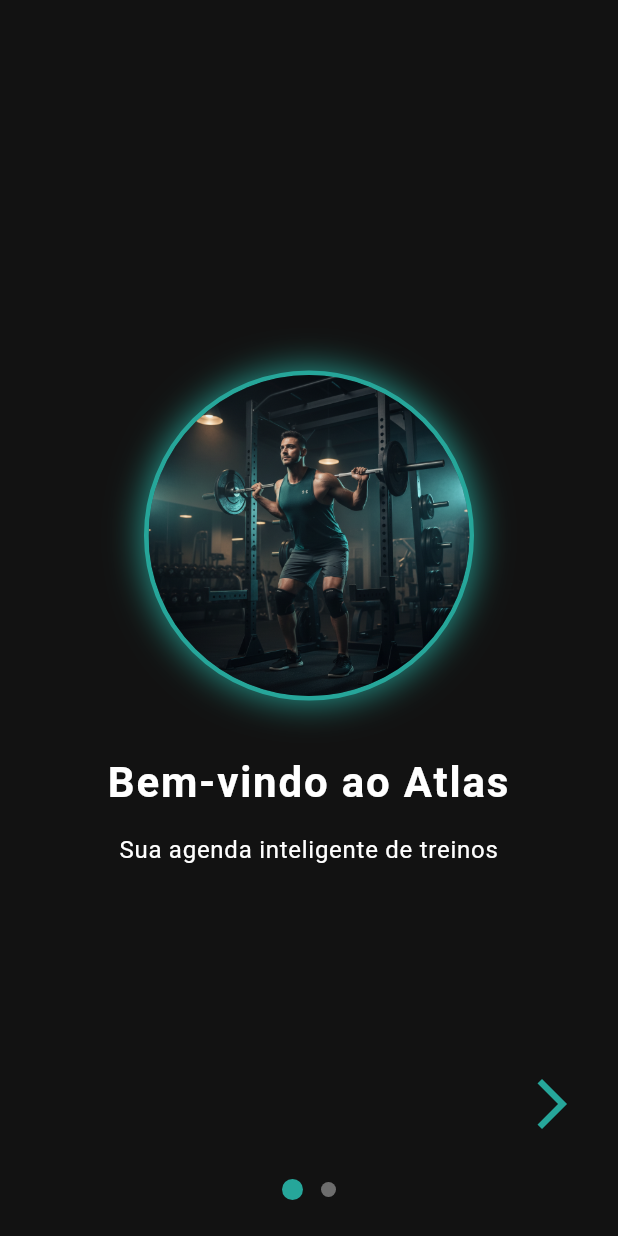
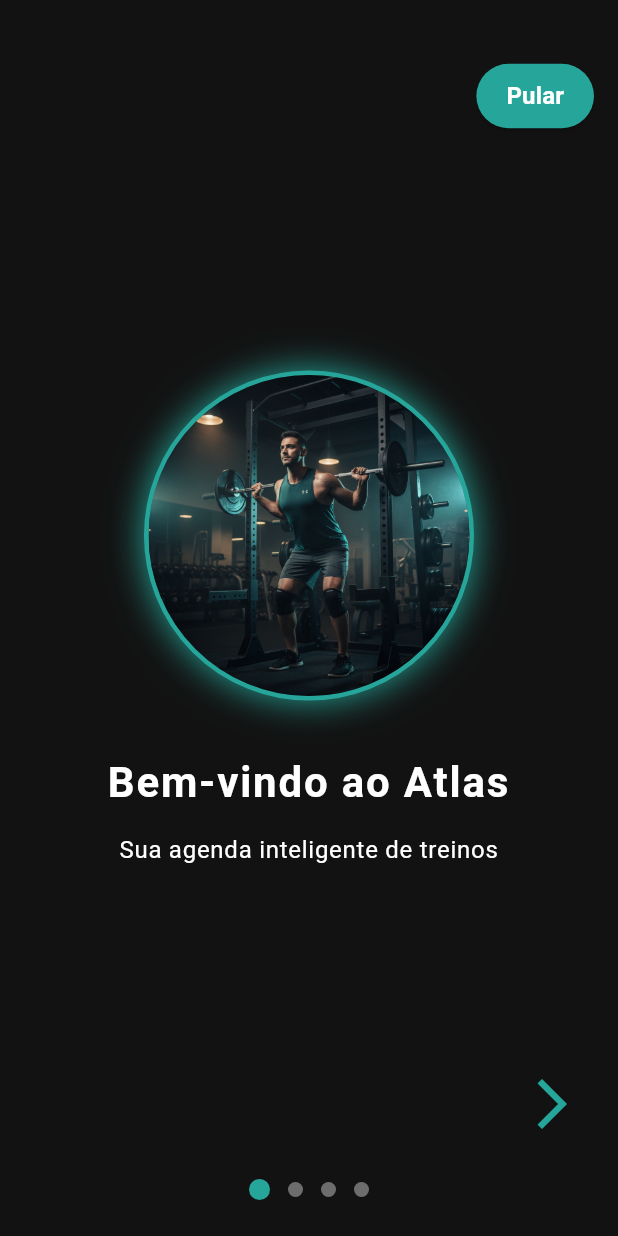
Before and after one commit to JPZS-Git/Atlas, a Flutter app: the screen it shows after launch, on a phone screen of 412 x 824 dp. Run offline on Flutter 3.47's test engine with Material 3 defaults, Android fonts, the phone set to English and light mode, and no system bars; our stand-ins replace flutter_native_splash, shared_preferences.

```diff
--- a/lib/features/onboarding/onboarding_page.dart
+++ b/lib/features/onboarding/onboarding_page.dart
@@ -1,7 +1,11 @@
 import 'package:flutter/material.dart';
+import 'package:shared_preferences/shared_preferences.dart';
 
 import 'pages/how_it_works_ob_page.dart';
 import 'pages/welcome_ob_page.dart';
+import 'pages/consent_page.dart';
+import 'pages/go_to_access_page_ob_page.dart';
+import 'widgets/dots_indicator.dart';
 
 class OnboardingPage extends StatefulWidget {
   static const routeName = '/onboarding';
@@ -13,13 +17,30 @@ class OnboardingPage extends StatefulWidget {
 }
 
 class _OnboardingPageState extends State<OnboardingPage> {
+  final _totalPagesInOBPage = 4;
+  final _consentPageIndex = 2;
+
   final _pageController = PageController();
   int _currentPage = 0;
 
-  final List<Widget> pages = const [
-    WellcomeOBPage(),
-    HowItWorksOBPage(),
-  ];
+  late final List<Widget> pages;
+
+  @override
+  void initState() {
+    super.initState();
+    pages = [
+      const WellcomeOBPage(),
+      const HowItWorksOBPage(),
+      ConsentPageOBPage(onConsentGiven: _onConsentGiven),
+      const GoToAccessPage(),
+    ];
+
+    _pageController.addListener(() {
+      setState(() {
+        _currentPage = _pageController.page!.round();
+      });
+    });
+  }
 
   @override
   void dispose() {
@@ -27,7 +48,18 @@ class _OnboardingPageState extends State<OnboardingPage> {
     super.dispose();
   }
 
-  bool get isLastPage => _currentPage == pages.length - 1;
+  bool get isLastPage => _currentPage >= _consentPageIndex;
+  bool get isFirstPage => _currentPage == 0;
+
+  _onConsentGiven() async {
+    final prefs = await SharedPreferences.getInstance();
+    await prefs.setBool('onboardingComplete', true);
+
+    _pageController.nextPage(
+      duration: const Duration(milliseconds: 300),
+      curve: Curves.easeInOut,
+    );
+  }
 
   @override
   Widget build(BuildContext context) {
@@ -35,74 +67,69 @@ class _OnboardingPageState extends State<OnboardingPage> {
       backgroundColor: const Color(0xFF121212),
       body: Stack(
         children: [
-          PageView.builder(
+          PageView(
             controller: _pageController,
-            itemCount: pages.length,
-            onPageChanged: (index) {
-              setState(() {
-                _currentPage = index;
-              });
-            },
-            itemBuilder: (context, index) {
-              return AnimatedBuilder(
-                animation: _pageController,
-                builder: (context, child) {
-                  double value = 1.0;
-                  if (_pageController.position.haveDimensions) {
-                    value = _pageController.page! - index;
-                    value = (1 - (value.abs() * 0.3)).clamp(0.0, 1.0);
-                  } else if (index == 0) {
-                    value = 1.0;
-                  } else {
-                    value = 0.7;
-                  }
-
-                  return Transform.scale(
-                    scale: value,
-                    child: Opacity(
-                      opacity: value,
-                      child: pages[index],
-                    ),
-                  );
-                },
-              );
-            },
+            physics: _currentPage >= _consentPageIndex
+                ? const NeverScrollableScrollPhysics()
+                : const ClampingScrollPhysics(),
+            children: pages,
           ),
 
           Positioned(
             bottom: 24,
             left: 0,
             right: 0,
-            child: Row(
-              mainAxisAlignment: MainAxisAlignment.center,
-              children: List.generate(
-                pages.length,
-                (index) => AnimatedContainer(
-                  duration: const Duration(milliseconds: 300),
-                  margin: const EdgeInsets.symmetric(horizontal: 6),
-                  width: _currentPage == index ? 14 : 10,
-                  height: _currentPage == index ? 14 : 10,
-                  decoration: BoxDecoration(
-                    color: _currentPage == index
-                        ? const Color(0xFF26A69A)
-                        : Colors.white38,
-                    shape: BoxShape.circle,
+            child: Visibility(
+              visible: _currentPage < (_totalPagesInOBPage - 1),
+              child: DotsIndicator(
+                totalDots: _totalPagesInOBPage,
+                currentIndex: _currentPage,
+              ),
+            ),
+          ),
+
+          if (!isLastPage)
+            Align(
+              alignment: Alignment.topRight,
+              child: Padding(
+                padding: const EdgeInsets.only(top: 40.0, right: 16.0),
+                child: ElevatedButton(
+                  onPressed: () {
+                    _pageController.jumpToPage(_consentPageIndex);
+                  },
+                  style: ElevatedButton.styleFrom(
+                    backgroundColor: const Color(0xFF26A69A),
+                    foregroundColor: Colors.white,
+                    shape: RoundedRectangleBorder(
+                      borderRadius: BorderRadius.circular(30),
+                    ),
+                    padding: const EdgeInsets.symmetric(
+                        horizontal: 20, vertical: 10),
+                  ),
+                  child: const Text(
+                    'Pular',
+                    style: TextStyle(
+                      fontSize: 16,
+                      fontWeight: FontWeight.bold,
+                    ),
                   ),
                 ),
               ),
             ),
-          ),
 
           SafeArea(
             child: Align(
               alignment: Alignment.bottomCenter,
               child: Padding(
-                padding: const EdgeInsets.symmetric(horizontal: 16, vertical: 60),
+                padding:
+                    const EdgeInsets.symmetric(horizontal: 16, vertical: 60),
                 child: Row(
                   mainAxisAlignment: MainAxisAlignment.spaceBetween,
                   children: [
-                    if (_currentPage != 0)
-                      IconButton(
+
+                    Visibility(
+                      visible: !isFirstPage && _currentPage < (_totalPagesInOBPage - 1),
+                      child: IconButton(
                         onPressed: () {
                           _pageController.previousPage(
                             duration: const Duration(milliseconds: 300),
@@ -110,14 +137,15 @@ class _OnboardingPageState extends State<OnboardingPage> {
                           );
                         },
                         icon: const Icon(Icons.arrow_back_ios,
-                            size: 40,
-                            color: Color(0xFF26A69A)),
-                      )
-                    else
-                      const SizedBox(width: 36),
+                            size: 40, color: Color(0xFF26A69A)),
+                      ),
+                    ),
 
-                    if (!isLastPage)
-                      IconButton(
+                    if (isFirstPage) const SizedBox(width: 36),
+
+                    Visibility(
+                      visible: _currentPage < _consentPageIndex,
+                      child: IconButton(
                         onPressed: () {
                           _pageController.nextPage(
                             duration: const Duration(milliseconds: 300),
@@ -125,11 +153,11 @@ class _OnboardingPageState extends State<OnboardingPage> {
                           );
                         },
                         icon: const Icon(Icons.arrow_forward_ios,
-                            size: 40,
-                            color: Color(0xFF26A69A)),
-                      )
-                    else
-                      const SizedBox(width: 36),
+                            size: 40, color: Color(0xFF26A69A)),
+                      ),
+                    ),
+
+                    if (isLastPage) const SizedBox(width: 36),
                   ],
                 ),
               ),
--- /dev/null
+++ b/lib/features/onboarding/widgets/dots_indicator.dart
@@ -0,0 +1,40 @@
+import 'package:flutter/material.dart';
+
+class DotsIndicator extends StatelessWidget {
+  final int totalDots;
+  final int currentIndex;
+  final Color activeColor;
+  final Color inactiveColor;
+
+  const DotsIndicator({
+    super.key,
+    required this.totalDots,
+    required this.currentIndex,
+    this.activeColor = const Color(0xFF26A69A),
+    this.inactiveColor = Colors.white38,
+  });
+
+  Widget _buildDot({required bool isActive}) {
+    return AnimatedContainer(
+      duration: const Duration(milliseconds: 300),
+      margin: const EdgeInsets.symmetric(horizontal: 6),
+      width: isActive ? 14 : 10,
+      height: isActive ? 14 : 10,
+      decoration: BoxDecoration(
+        color: isActive ? activeColor : inactiveColor,
+        shape: BoxShape.circle,
+      ),
+    );
+  }
+
+  @override
+  Widget build(BuildContext context) {
+    return Row(
+      mainAxisAlignment: MainAxisAlignment.center,
+      children: List.generate(
+        totalDots,
+        (index) => _buildDot(isActive: index == currentIndex),
+      ),
+    );
+  }
+}
--- a/pubspec.yaml
+++ b/pubspec.yaml
@@ -15,7 +15,7 @@ dependencies:
   flutter:
     sdk: flutter
   flutter_native_splash: ^2.4.6
-
+  shared_preferences: ^2.5.3
 
   cupertino_icons: ^1.0.8
 
```
Also changed, not shown: lib/features/home/home_page.dart (+18 -32 lines), lib/features/onboarding/pages/consent_page.dart (added, +121 -0 lines), lib/features/onboarding/pages/go_to_access_page_ob_page.dart (added, +93 -0 lines), lib/features/splashscreen/splashscreen_page.dart (+22 -12 lines), assets/onboarding/03.png (added), pubspec.lock, 1 other file.
